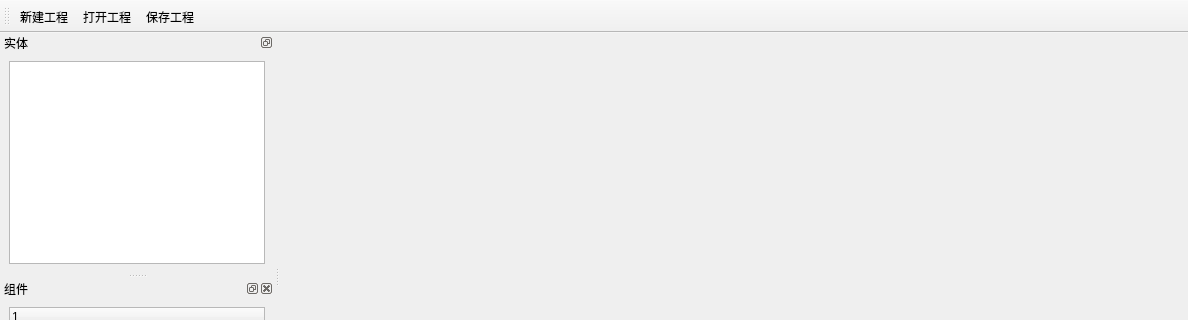
Old version of the form src/Runtime/MainWindow.ui in the repository StoneHappy/for_graduation; both pictures show x 0 to 1188 and y 0 to 320 of the 1188 by 823 pixel window.
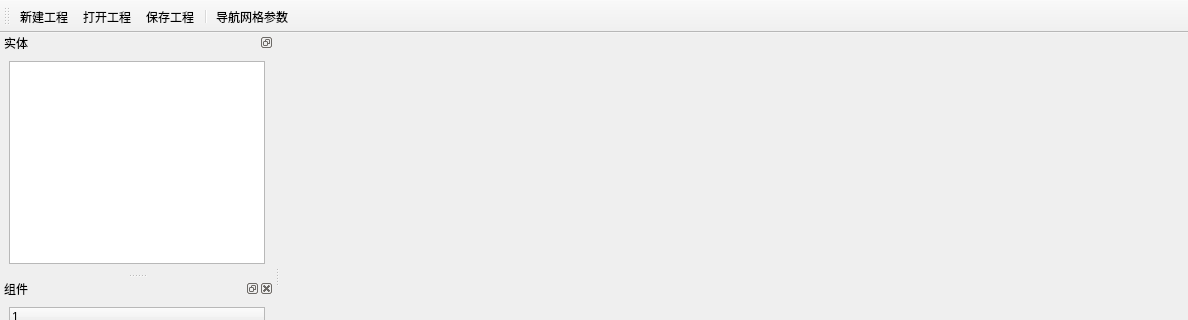
New version of the form. Icons and pictures are not drawn. Custom widgets are drawn as their Qt base class.

Commit message: ✨ feat: progress param

What changed in the file:
```diff
--- a/src/Runtime/MainWindow.ui
+++ b/src/Runtime/MainWindow.ui
@@ -35,6 +35,8 @@
    <addaction name="actNewProject"/>
    <addaction name="actOpenProject"/>
    <addaction name="actSaveProject"/>
+   <addaction name="separator"/>
+   <addaction name="actNavmeshParam"/>
   </widget>
   <widget class="QDockWidget" name="dockEntity">
    <property name="features">
@@ -299,6 +301,18 @@
     <string>Ctrl+S</string>
    </property>
   </action>
+  <action name="actNavmeshParam">
+   <property name="icon">
+    <iconset resource="../../resources/resources.qrc">
+     <normaloff>:/images/Params.png</normaloff>:/images/Params.png</iconset>
+   </property>
+   <property name="text">
+    <string>导航网格参数</string>
+   </property>
+   <property name="toolTip">
+    <string>导航网格参数</string>
+   </property>
+  </action>
  </widget>
  <customwidgets>
   <customwidget>
```
The commit also changes 11 other files.
